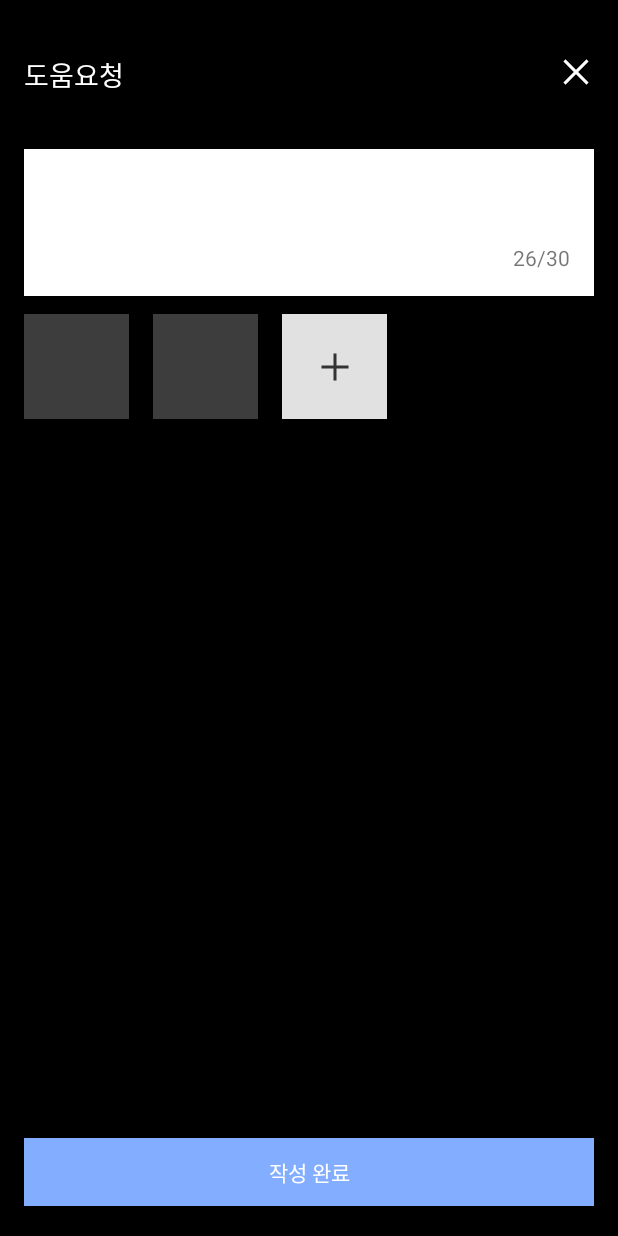
After one commit to KU-Summer-Hackathon/aos, an Android app: the HelpRequestActivity screen opened directly, with no data from a screen before it, on a phone screen of 412 x 824 dp. The commit adds this screen. Run offline under Robolectric (Android 15) with nearby library versions, the phone set to English and light mode, and no system bars; our stand-ins replace data binding.

Commit message:
[layout] HelpRequestActivity 레이아웃 설정

```diff
--- a/app/src/main/AndroidManifest.xml
+++ b/app/src/main/AndroidManifest.xml
@@ -13,6 +13,9 @@
         android:supportsRtl="true"
         android:theme="@style/Theme.DoReAndroid"
         android:usesCleartextTraffic="true">
+        <activity
+            android:name=".presentation.help_request.HelpRequestActivity"
+            android:exported="false" />
         <activity
             android:name=".presentation.message.MessageActivity"
             android:exported="false" />
--- /dev/null
+++ b/app/src/main/java/com/yjooooo/doreandroid/presentation/help_request/HelpRequestActivity.kt
@@ -0,0 +1,12 @@
+package com.yjooooo.doreandroid.presentation.help_request
+
+import android.os.Bundle
+import com.yjooooo.doreandroid.R
+import com.yjooooo.doreandroid.databinding.ActivityHelpRequestBinding
+import com.yjooooo.doreandroid.presentation.base.BaseActivity
+
+class HelpRequestActivity : BaseActivity<ActivityHelpRequestBinding>(R.layout.activity_help_request) {
+    override fun onCreate(savedInstanceState: Bundle?) {
+        super.onCreate(savedInstanceState)
+    }
+}
--- a/app/src/main/java/com/yjooooo/doreandroid/util/BindingAdapters.kt
+++ b/app/src/main/java/com/yjooooo/doreandroid/util/BindingAdapters.kt
@@ -1,6 +1,5 @@
 package com.yjooooo.doreandroid.util
 
-import android.net.Uri
 import android.widget.ImageView
 import androidx.databinding.BindingAdapter
 import com.bumptech.glide.Glide
@@ -33,8 +32,8 @@ object BindingAdapters {
         url?.let {
             Glide.with(imageview.context)
                 .load(url)
-                .placeholder(R.color.dore_black)
-                .error(R.color.dore_black)
+                .placeholder(R.color.dore_bg_black)
+                .error(R.color.dore_bg_black)
                 .into(imageview)
         }
     }
--- /dev/null
+++ b/app/src/main/res/drawable/ic_add.xml
@@ -0,0 +1,9 @@
+<vector xmlns:android="http://schemas.android.com/apk/res/android"
+    android:width="24dp"
+    android:height="24dp"
+    android:viewportWidth="24"
+    android:viewportHeight="24">
+  <path
+      android:pathData="M21,13H11V3H13V11H21V13ZM3,11H13V21H11V13H3V11Z"
+      android:fillColor="#333333"/>
+</vector>
--- /dev/null
+++ b/app/src/main/res/drawable/ic_close.xml
@@ -0,0 +1,9 @@
+<vector xmlns:android="http://schemas.android.com/apk/res/android"
+    android:width="24dp"
+    android:height="24dp"
+    android:viewportWidth="24"
+    android:viewportHeight="24">
+  <path
+      android:pathData="M5,3.5789L20.4211,19L19,20.4211L3.5789,5L5,3.5789ZM20.4211,5L5,20.4211L3.5789,19L19,3.5789L20.4211,5Z"
+      android:fillColor="#ffffff"/>
+</vector>
--- a/app/src/main/res/drawable/shape_circle_black.xml
+++ b/app/src/main/res/drawable/shape_circle_black.xml
@@ -1,5 +1,5 @@
 <?xml version="1.0" encoding="utf-8"?>
 <shape xmlns:android="http://schemas.android.com/apk/res/android"
     android:shape="oval">
-    <solid android:color="@color/dore_black" />
+    <solid android:color="@color/dore_bg_black" />
 </shape>
--- a/app/src/main/res/layout/activity_help.xml
+++ b/app/src/main/res/layout/activity_help.xml
@@ -94,7 +94,7 @@
             android:paddingStart="16dp"
             android:paddingEnd="20dp"
             android:text="@string/help_request_help"
-            android:textColor="@color/black"
+            android:textColor="@color/dore_text_black"
             android:textSize="18dp"
             app:layout_constraintBottom_toBottomOf="parent"
             app:layout_constraintEnd_toEndOf="parent"
--- /dev/null
+++ b/app/src/main/res/layout/activity_help_request.xml
@@ -0,0 +1,131 @@
+<?xml version="1.0" encoding="utf-8"?>
+<layout xmlns:android="http://schemas.android.com/apk/res/android"
+    xmlns:app="http://schemas.android.com/apk/res-auto"
+    xmlns:tools="http://schemas.android.com/tools">
+
+    <data>
+
+    </data>
+
+    <androidx.constraintlayout.widget.ConstraintLayout
+        android:layout_width="match_parent"
+        android:layout_height="match_parent"
+        android:background="@color/dore_bg_black"
+        tools:context=".presentation.help_request.HelpRequestActivity">
+
+        <TextView
+            android:id="@+id/tv_help_request_title"
+            android:layout_width="wrap_content"
+            android:layout_height="wrap_content"
+            android:layout_marginStart="16dp"
+            android:layout_marginTop="36dp"
+            android:fontFamily="@font/spoqa_han_sans_neo_bold"
+            android:text="@string/title_help_request"
+            android:textColor="@color/dore_white"
+            android:textSize="18dp"
+            app:layout_constraintStart_toStartOf="parent"
+            app:layout_constraintTop_toTopOf="parent" />
+
+        <ImageButton
+            android:id="@+id/btn_help_request_close"
+            android:layout_width="wrap_content"
+            android:layout_height="wrap_content"
+            android:layout_marginTop="26dp"
+            android:layout_marginEnd="6dp"
+            android:background="@android:color/transparent"
+            android:padding="10dp"
+            android:src="@drawable/ic_close"
+            app:layout_constraintEnd_toEndOf="parent"
+            app:layout_constraintTop_toTopOf="parent" />
+
+        <View
+            android:id="@+id/view_help_request"
+            android:layout_width="0dp"
+            android:layout_height="98dp"
+            android:layout_marginHorizontal="16dp"
+            android:layout_marginTop="36dp"
+            android:background="@color/dore_white"
+            app:layout_constraintEnd_toEndOf="parent"
+            app:layout_constraintStart_toStartOf="parent"
+            app:layout_constraintTop_toBottomOf="@id/tv_help_request_title" />
+
+        <EditText
+            android:id="@+id/et_help_request"
+            android:layout_width="0dp"
+            android:layout_height="0dp"
+            android:layout_marginHorizontal="16dp"
+            android:layout_marginTop="16dp"
+            android:layout_marginBottom="4dp"
+            android:background="@android:color/transparent"
+            android:fontFamily="@font/spoqa_han_sans_neo_medium"
+            android:gravity="top"
+            android:inputType="textMultiLine"
+            android:textColor="@color/dore_text_black"
+            android:textSize="14dp"
+            app:layout_constraintBottom_toTopOf="@id/tv_help_request_text_count"
+            app:layout_constraintEnd_toEndOf="@id/view_help_request"
+            app:layout_constraintStart_toStartOf="@id/view_help_request"
+            app:layout_constraintTop_toTopOf="@id/view_help_request"
+            tools:text="옥상 화단에 물을 안 줬는데 12시에 갈 수 있ㄴ" />
+
+        <TextView
+            android:id="@+id/tv_help_request_text_count"
+            android:layout_width="wrap_content"
+            android:layout_height="wrap_content"
+            android:layout_marginEnd="16dp"
+            android:layout_marginBottom="16dp"
+            android:text="26/30"
+            app:layout_constraintBottom_toBottomOf="@id/view_help_request"
+            app:layout_constraintEnd_toEndOf="@id/view_help_request" />
+
+        <ImageView
+            android:id="@+id/iv_help_request_1"
+            android:layout_width="70dp"
+            android:layout_height="70dp"
+            android:layout_marginStart="16dp"
+            android:layout_marginTop="12dp"
+            android:background="@color/dore_gray_7"
+            app:layout_constraintStart_toStartOf="parent"
+            app:layout_constraintTop_toBottomOf="@id/view_help_request" />
+
+        <ImageView
+            android:id="@+id/iv_help_request_2"
+            android:layout_width="70dp"
+            android:layout_height="70dp"
+            android:layout_marginStart="16dp"
+            android:layout_marginTop="12dp"
+            android:background="@color/dore_gray_7"
+            app:layout_constraintStart_toEndOf="@id/iv_help_request_1"
+            app:layout_constraintTop_toBottomOf="@id/view_help_request"
+            app:layout_goneMarginStart="16dp" />
+
+        <ImageButton
+            android:id="@+id/btn_help_request_add_img"
+            android:layout_width="70dp"
+            android:layout_height="70dp"
+            android:layout_marginStart="16dp"
+            android:layout_marginTop="12dp"
+            android:background="@color/dore_gray_3"
+            android:src="@drawable/ic_add"
+            app:layout_constraintStart_toEndOf="@id/iv_help_request_2"
+            app:layout_constraintTop_toBottomOf="@id/view_help_request"
+            app:layout_goneMarginStart="16dp" />
+
+        <androidx.appcompat.widget.AppCompatButton
+            android:layout_width="0dp"
+            android:layout_height="wrap_content"
+            android:layout_marginHorizontal="16dp"
+            android:layout_marginBottom="20dp"
+            android:background="@color/dore_blue"
+            android:fontFamily="@font/spoqa_han_sans_neo_medium"
+            android:minHeight="0dp"
+            android:paddingVertical="12dp"
+            android:text="작성 완료"
+            android:textColor="@color/dore_white"
+            android:textSize="14dp"
+            app:layout_constraintBottom_toBottomOf="parent"
+            app:layout_constraintEnd_toEndOf="parent"
+            app:layout_constraintStart_toStartOf="parent" />
+
+    </androidx.constraintlayout.widget.ConstraintLayout>
+</layout>
--- a/app/src/main/res/layout/activity_main.xml
+++ b/app/src/main/res/layout/activity_main.xml
@@ -29,7 +29,7 @@
             android:id="@+id/bottom_navi_main"
             android:layout_width="0dp"
             android:layout_height="wrap_content"
-            android:background="@color/dore_black"
+            android:background="@color/dore_bg_black"
             app:itemIconTint="@drawable/selector_bottom_navi"
             app:itemTextAppearanceActive="@style/BottomNavigationViewTextStyle"
             app:itemTextAppearanceInactive="@style/BottomNavigationViewTextStyle"
--- a/app/src/main/res/layout/activity_sign_in.xml
+++ b/app/src/main/res/layout/activity_sign_in.xml
@@ -10,7 +10,7 @@
     <androidx.constraintlayout.widget.ConstraintLayout
         android:layout_width="match_parent"
         android:layout_height="match_parent"
-        android:background="@color/dore_black"
+        android:background="@color/dore_bg_black"
         tools:context=".presentation.auth.SignInActivity">
 
         <ImageButton
--- a/app/src/main/res/layout/fragment_do_re.xml
+++ b/app/src/main/res/layout/fragment_do_re.xml
@@ -10,7 +10,7 @@
     <androidx.constraintlayout.widget.ConstraintLayout
         android:layout_width="match_parent"
         android:layout_height="match_parent"
-        tools:background="@color/dore_black"
+        tools:background="@color/dore_bg_black"
         tools:context=".presentation.dore.DoReFragment">
 
         <TextView
@@ -68,7 +68,7 @@
             android:layout_marginTop="16dp"
             android:fontFamily="@font/montserrat_bold"
             android:text="@string/title_help"
-            android:textColor="@color/black"
+            android:textColor="@color/dore_text_black"
             android:textSize="20dp"
             app:layout_constraintStart_toStartOf="@id/btn_do_re_help"
             app:layout_constraintTop_toTopOf="@id/btn_do_re_help" />
@@ -107,7 +107,7 @@
             android:layout_marginTop="16dp"
             android:fontFamily="@font/montserrat_bold"
             android:text="@string/title_eat"
-            android:textColor="@color/black"
+            android:textColor="@color/dore_text_black"
             android:textSize="20dp"
             app:layout_constraintEnd_toEndOf="@id/btn_do_re_eat"
             app:layout_constraintStart_toStartOf="@id/btn_do_re_eat"
@@ -120,7 +120,7 @@
             android:layout_marginTop="16dp"
             android:fontFamily="@font/spoqa_han_sans_neo_medium"
             android:text="@string/do_re_eat_desc"
-            android:textColor="@color/black"
+            android:textColor="@color/dore_text_black"
             android:textSize="13dp"
             app:layout_constraintEnd_toEndOf="@id/btn_do_re_eat"
             app:layout_constraintStart_toStartOf="@id/btn_do_re_eat"
@@ -147,7 +147,7 @@
             android:layout_marginEnd="16dp"
             android:fontFamily="@font/montserrat_bold"
             android:text="@string/title_lend"
-            android:textColor="@color/black"
+            android:textColor="@color/dore_text_black"
             android:textSize="20dp"
             app:layout_constraintEnd_toEndOf="@id/btn_do_re_lend"
             app:layout_constraintTop_toTopOf="@id/btn_do_re_lend" />
--- a/app/src/main/res/layout/fragment_my.xml
+++ b/app/src/main/res/layout/fragment_my.xml
@@ -9,7 +9,7 @@
     <androidx.constraintlayout.widget.ConstraintLayout
         android:layout_width="match_parent"
         android:layout_height="match_parent"
-        tools:background="@color/dore_black"
+        tools:background="@color/dore_bg_black"
         tools:context=".presentation.my.MyFragment">
 
         <!-- TODO: Update blank fragment layout -->
--- a/app/src/main/res/layout/fragment_ranking.xml
+++ b/app/src/main/res/layout/fragment_ranking.xml
@@ -15,7 +15,7 @@
         <androidx.constraintlayout.widget.ConstraintLayout
             android:layout_width="match_parent"
             android:layout_height="wrap_content"
-            tools:background="@color/dore_black">
+            tools:background="@color/dore_bg_black">
 
             <ImageView
                 android:id="@+id/iv_ranking_top"
@@ -71,7 +71,7 @@
                     android:layout_marginStart="16dp"
                     android:fontFamily="@font/montserrat_medium"
                     android:text="23"
-                    android:textColor="@color/black"
+                    android:textColor="@color/dore_text_black"
                     android:textSize="16dp"
                     app:layout_constraintBottom_toBottomOf="parent"
                     app:layout_constraintStart_toStartOf="parent"
--- a/app/src/main/res/layout/item_help.xml
+++ b/app/src/main/res/layout/item_help.xml
@@ -38,7 +38,7 @@
             android:layout_marginStart="12dp"
             android:fontFamily="@font/spoqa_han_sans_neo_bold"
             android:text="@{help.userName}"
-            android:textColor="@color/black"
+            android:textColor="@color/dore_text_black"
             android:textSize="18dp"
             app:layout_constraintBottom_toBottomOf="@id/iv_help_profile"
             app:layout_constraintStart_toEndOf="@id/iv_help_profile"
@@ -51,7 +51,7 @@
             android:layout_marginTop="12dp"
             android:fontFamily="@font/spoqa_han_sans_neo_medium"
             android:text="@{help.content}"
-            android:textColor="@color/black"
+            android:textColor="@color/dore_text_black"
             android:textSize="14dp"
             app:layout_constraintEnd_toEndOf="parent"
             app:layout_constraintStart_toStartOf="@id/iv_help_profile"
--- a/app/src/main/res/layout/item_message.xml
+++ b/app/src/main/res/layout/item_message.xml
@@ -31,7 +31,7 @@
             android:layout_marginStart="12dp"
             android:fontFamily="@font/spoqa_han_sans_neo_bold"
             android:text="이영서"
-            android:textColor="@color/black"
+            android:textColor="@color/dore_text_black"
             android:textSize="18dp"
             app:layout_constraintBottom_toBottomOf="@id/iv_message_profile"
             app:layout_constraintStart_toEndOf="@id/iv_message_profile"
--- a/app/src/main/res/layout/item_ranking_surrounding.xml
+++ b/app/src/main/res/layout/item_ranking_surrounding.xml
@@ -69,7 +69,7 @@
             android:layout_marginBottom="14dp"
             android:fontFamily="@font/spoqa_han_sans_neo_medium"
             android:text="@{surrounding.title}"
-            android:textColor="@color/dore_black"
+            android:textColor="@color/dore_bg_black"
             android:textSize="12dp"
             app:layout_constraintBottom_toBottomOf="parent"
             app:layout_constraintStart_toStartOf="@id/iv_surrounding_certificate"
--- a/app/src/main/res/values-night/themes.xml
+++ b/app/src/main/res/values-night/themes.xml
@@ -4,13 +4,13 @@
         <!-- Primary brand color. -->
         <item name="colorPrimary">@color/dore_gray_7</item>
         <item name="colorPrimaryVariant">@color/purple_700</item>
-        <item name="colorOnPrimary">@color/black</item>
+        <item name="colorOnPrimary">@color/dore_text_black</item>
         <!-- Secondary brand color. -->
         <item name="colorSecondary">@color/teal_200</item>
         <item name="colorSecondaryVariant">@color/teal_200</item>
-        <item name="colorOnSecondary">@color/black</item>
+        <item name="colorOnSecondary">@color/dore_text_black</item>
         <!-- Status bar color. -->
-        <item name="android:statusBarColor" tools:targetApi="l">@color/dore_black</item>
+        <item name="android:statusBarColor" tools:targetApi="l">@color/dore_bg_black</item>
         <!-- Customize your theme here. -->
     </style>
 </resources>
--- a/app/src/main/res/values/colors.xml
+++ b/app/src/main/res/values/colors.xml
@@ -5,9 +5,9 @@
     <color name="purple_700">#FF3700B3</color>
     <color name="teal_200">#FF03DAC5</color>
     <color name="teal_700">#FF018786</color>
-    <color name="black">#FF000000</color>
     <color name="white">#FFFFFFFF</color>
-    <color name="dore_black">#161616</color>
+    <color name="dore_text_black">#161616</color>
+    <color name="dore_bg_black">#000000</color>
     <color name="dore_blue">#83ADFF</color>
     <color name="dore_yellow">#FFE176</color>
     <color name="dore_red">#FF7575</color>
--- a/app/src/main/res/values/strings.xml
+++ b/app/src/main/res/values/strings.xml
@@ -9,6 +9,7 @@
     <string name="title_eat">Eat</string>
     <string name="title_lend">Lend</string>
     <string name="title_message">Messages</string>
+    <string name="title_help_request">도움요청</string>
 
     <!-- SignInFragment -->
     <string name="sign_in_desc_kakao_login">카카오 로그인 버튼</string>
--- a/app/src/main/res/values/themes.xml
+++ b/app/src/main/res/values/themes.xml
@@ -8,9 +8,9 @@
         <!-- Secondary brand color. -->
         <item name="colorSecondary">@color/teal_200</item>
         <item name="colorSecondaryVariant">@color/teal_700</item>
-        <item name="colorOnSecondary">@color/black</item>
+        <item name="colorOnSecondary">@color/dore_text_black</item>
         <!-- Status bar color. -->
-        <item name="android:statusBarColor" tools:targetApi="l">@color/dore_black</item>
+        <item name="android:statusBarColor" tools:targetApi="l">@color/dore_bg_black</item>
         <!-- Customize your theme here. -->
     </style>
 </resources>
```
